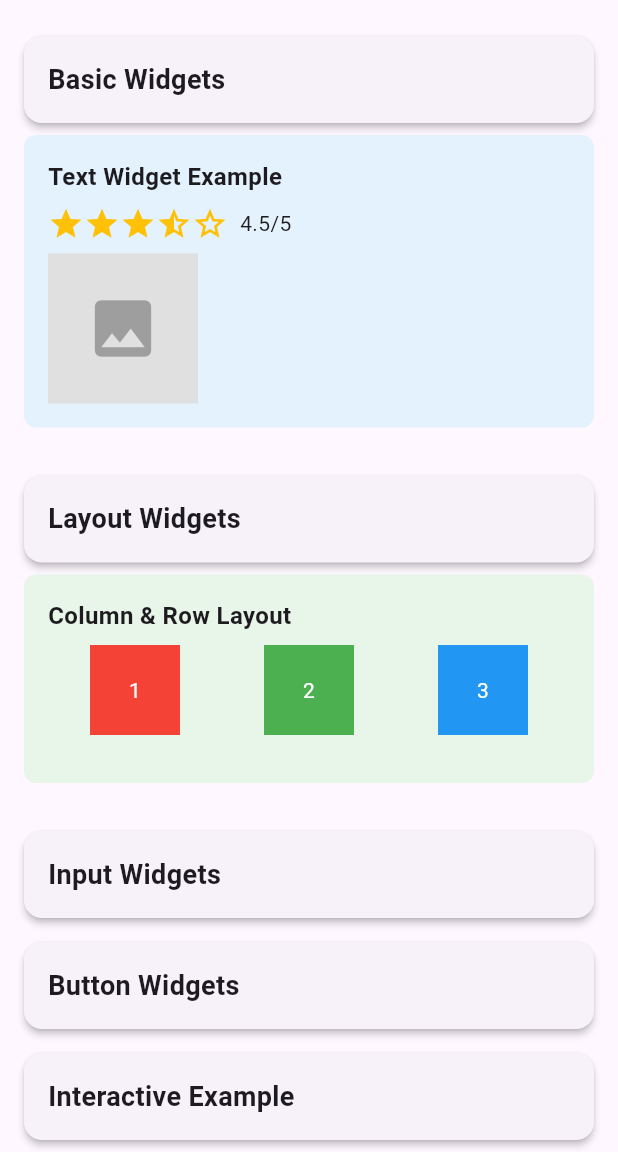
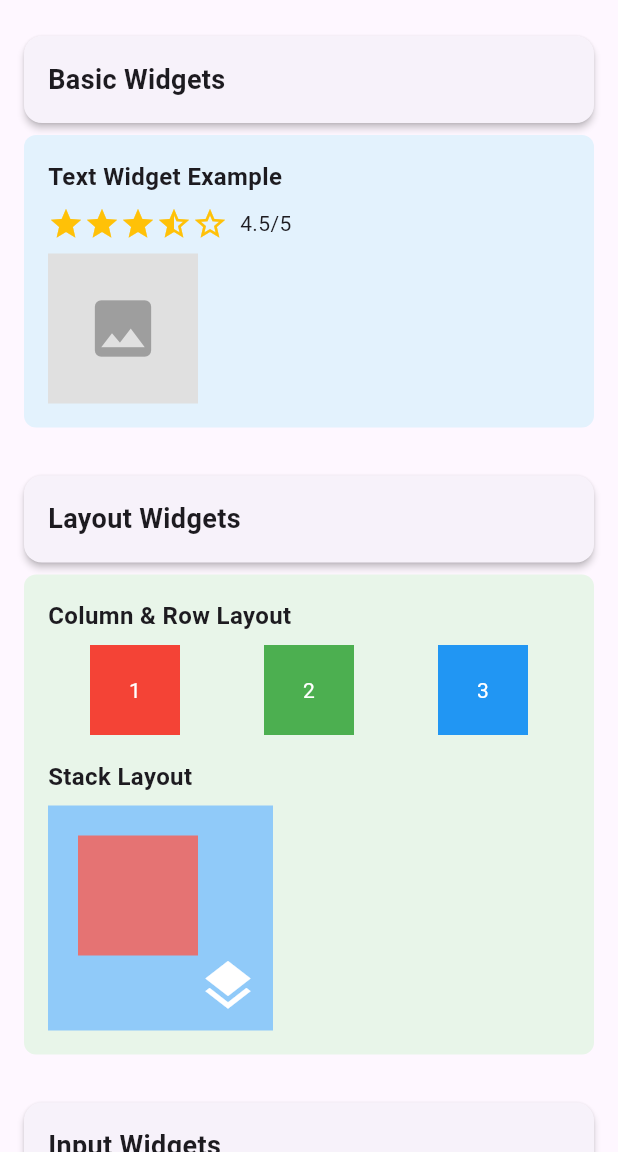
Before and after one commit to marcdevelopez/flutter-dart-labs, a Flutter app: the screen it shows after launch, on a phone screen of 412 x 824 dp, the part 84-1236 px from its top. Run offline on Flutter 3.47's test engine with Material 3 defaults, Android fonts, the light colour scheme and no system bars.

Commit message:
feat(mini-exercise-widgets): Implement Widget _buildLayoutWidgetsDemo, with section stack

```diff
--- a/mini_exercises/_6_flutter_widgets_dart/lib/main.dart
+++ b/mini_exercises/_6_flutter_widgets_dart/lib/main.dart
@@ -231,6 +231,39 @@ class _GalleryHomePageState extends State<GalleryHomePage> {
           ),
           // Añadimos una separacion vertical antes de la siguiente seccion
           const SizedBox(height: 16),
+          const Text(
+            'Stack Layout',
+            style: TextStyle(fontSize: 16, fontWeight: FontWeight.bold),
+          ),
+          const SizedBox(height: 8),
+          // Ahora un Stack para superponer elementos
+          // Stack example with overlapping containers
+          Stack(
+            children: [
+              // Este es el container base
+              Container(
+                width: 150,
+                height: 150,
+                color: Colors.blue.shade200,
+              ),
+              // Este container se superpone arriba a la izquierda
+              Positioned(
+                top: 20,
+                left: 20,
+                child: Container(
+                  width: 80,
+                  height: 80,
+                  color: Colors.red.shade300,
+                ),
+              ),
+              // Este containmer se superpone abajo a la derecha
+              const Positioned(
+                bottom: 10,
+                right: 10,
+                child: Icon(Icons.layers, size: 40, color: Colors.white),
+              ),
+            ]
+          ),
         ],
       ),
     );
```
